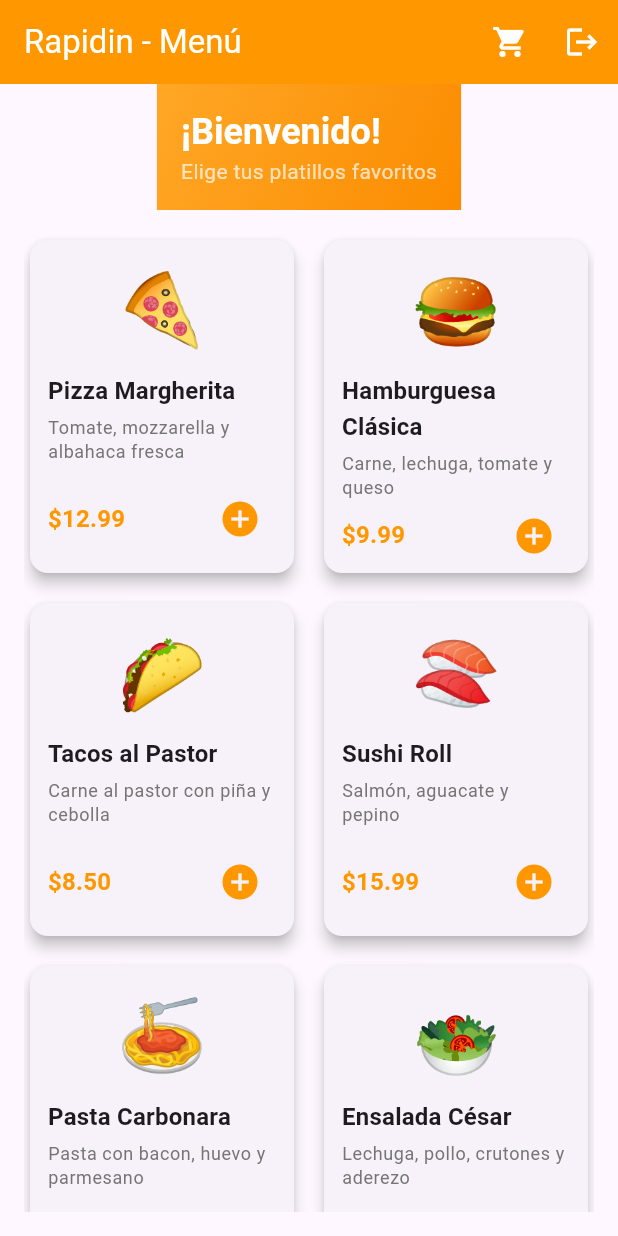
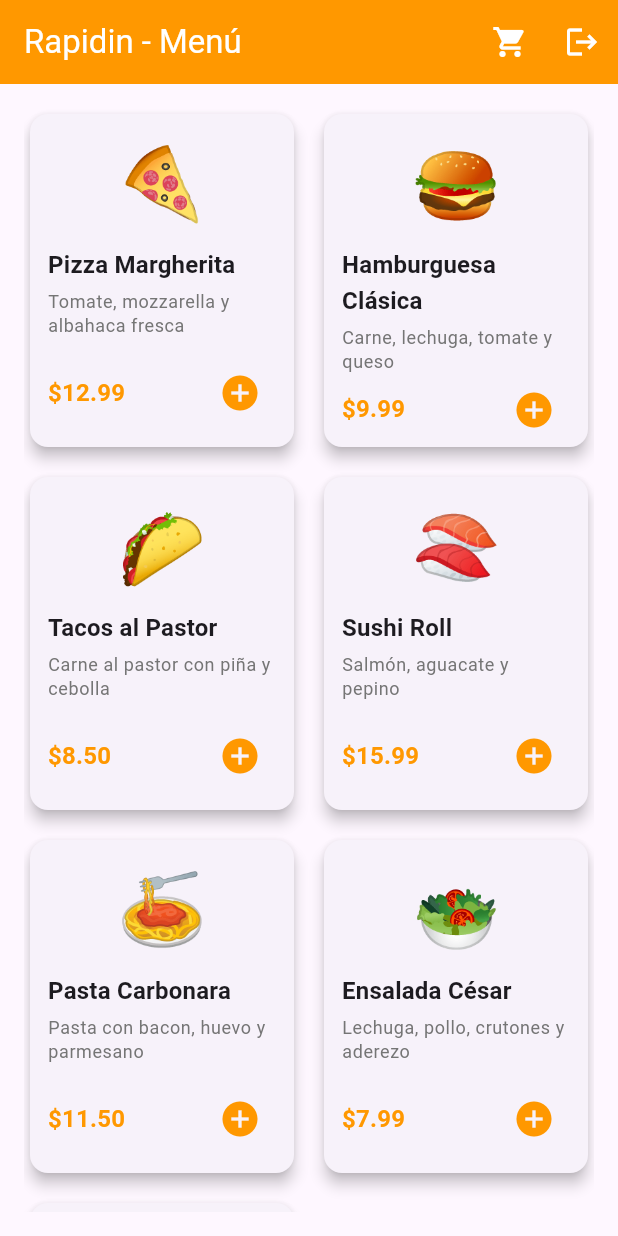
Before and after one commit to CintyaKarinaBanda/Rapidin, a Flutter app: the screen it shows once a user with an empty profile is signed in, on a phone screen of 412 x 824 dp. Run offline on Flutter 3.47's test engine with Material 3 defaults, Android fonts, the phone set to English and light mode, and no system bars; our stand-ins replace firebase_auth, firebase_core; accounts and stored records are empty.

Commit message:
Actualización de archivos y cambios recientes

```diff
--- a/lib/home_view.dart
+++ b/lib/home_view.dart
@@ -47,6 +47,12 @@ class HomeView extends StatelessWidget {
       'image': '🥗',
       'description': 'Lechuga, pollo, crutones y aderezo'
     },
+    {
+      'name': 'Chescake de Fresa',
+      'price': 7.99,
+      'image': '🧁',
+      'description': 'Rebanada de Pastel de queso con Fresas'
+    },
   ];
 
   @override
@@ -71,35 +77,6 @@ class HomeView extends StatelessWidget {
       ),
       body: Column(
         children: [
-          // Header
-          Container(
-            padding: const EdgeInsets.all(16),
-            decoration: BoxDecoration(
-              gradient: LinearGradient(
-                colors: [Colors.orange.shade400, Colors.orange.shade600],
-                begin: Alignment.topLeft,
-                end: Alignment.bottomRight,
-              ),
-            ),
-            child: Column(
-              crossAxisAlignment: CrossAxisAlignment.start,
-              children: [
-                Text(
-                  '¡Bienvenido!',
-                  style: Theme.of(context).textTheme.headlineSmall?.copyWith(
-                    color: Colors.white,
-                    fontWeight: FontWeight.bold,
-                  ),
-                ),
-                Text(
-                  'Elige tus platillos favoritos',
-                  style: Theme.of(context).textTheme.bodyMedium?.copyWith(
-                    color: Colors.white70,
-                  ),
-                ),
-              ],
-            ),
-          ),
 
           // Menu Grid
           Expanded(
--- a/lib/main.dart
+++ b/lib/main.dart
@@ -23,7 +23,7 @@ class MyApp extends StatelessWidget {
   @override
   Widget build(BuildContext context) {
     return MaterialApp(
-      title: 'Flutter Login App',
+      title: 'Rapidin',
       theme: ThemeData(
         primarySwatch: Colors.blue,
         useMaterial3: true,
```
Also changed, not shown: 2 other files.
